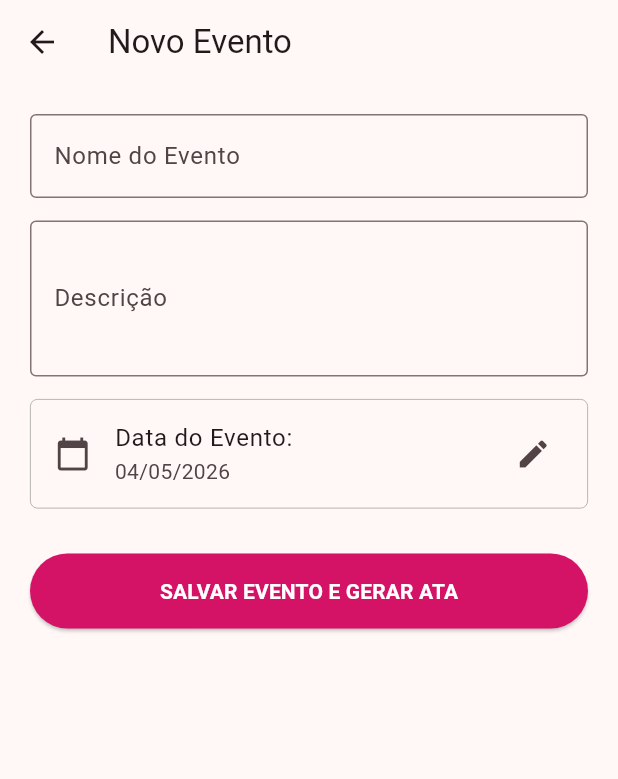
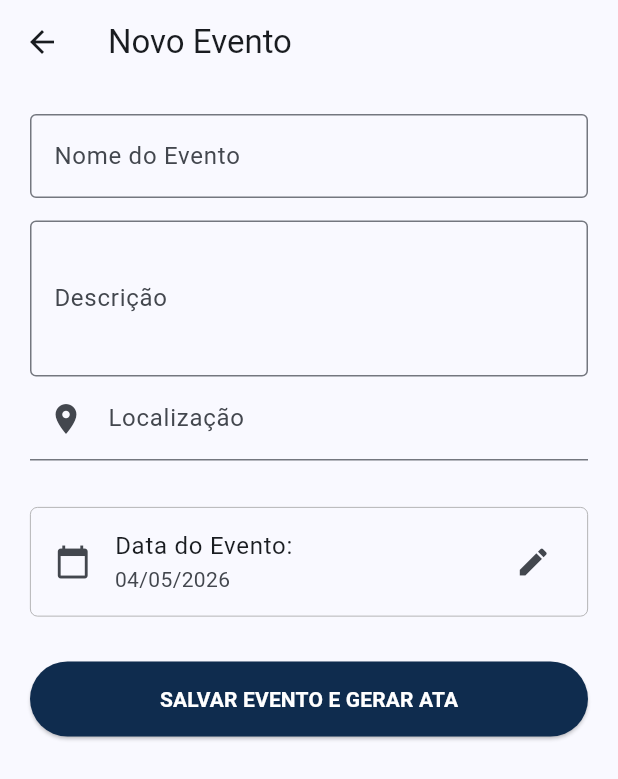
Before and after one commit to ThurPjh/Rotaractjp, a Flutter app: the screen it shows once a user with an empty profile is signed in, after a tap on the "add" icon, on a phone screen of 412 x 824 dp. Shown: the top 779 px of the screen. Run offline on Flutter 3.47's test engine with Material 3 defaults, Android fonts, the phone set to English and light mode, and no system bars; our stand-ins replace cloud_firestore, firebase_auth, firebase_core; accounts and stored records are empty.

Commit message:
- foco + ansiedade

```diff
--- a/lib/main.dart
+++ b/lib/main.dart
@@ -13,6 +13,7 @@ import 'package:rotaract_app/screens/atas_screen.dart';
 import 'package:rotaract_app/screens/login_screen.dart';
 import 'package:rotaract_app/screens/perfil_screen.dart';
 import 'package:rotaract_app/screens/form_evento_screen.dart';
+import 'package:rotaract_app/screens/eventos_screen.dart';
 
 void main() async {
   WidgetsFlutterBinding.ensureInitialized();
@@ -26,7 +27,7 @@ class RotaractApp extends StatelessWidget {
   @override
   Widget build(BuildContext context) {
     // Cor rosa oficial do Rotaract
-    const Color rosaOficial = Color.fromRGBO(212, 19, 103, 1);
+    const Color rosaOficial = Color.fromRGBO(15, 44, 78, 1);
 
     return MaterialApp(
       title: 'Rotaract JP',
@@ -89,19 +90,10 @@ class _MainNavigationState extends State<MainNavigation> {
   Widget build(BuildContext context) {
     // Lista de telas principais das abas
     final List<Widget> _screens = [
-      HomeScreen(usuario: widget.usuario), // Nova Home com Notificações
-      const AtasScreen(),
-      // Aba de Presença instrucional
-      const Center(
-        child: Padding(
-          padding: EdgeInsets.all(20.0),
-          child: Text(
-            'Para realizar uma chamada, selecione um evento na aba Atas.',
-            textAlign: TextAlign.center,
-            style: TextStyle(fontSize: 16, color: Colors.grey),
-          ),
-        ),
-      ),
+      HomeScreen(usuario: widget.usuario),
+      AtasScreen(usuario: widget.usuario),
+      const EventosScreen(),
+      // Aba de Presença instruciona
       PerfilScreen(usuario: widget.usuario),
     ];
 
--- a/lib/models/ata_model.dart
+++ b/lib/models/ata_model.dart
@@ -4,6 +4,7 @@ class AtaModel {
   final String id;
   final String titulo;
   final String data;
+  final String local;
   final String conteudo;
   final int quantidadePresentes;
   final List<String> nomesPresentes;
@@ -12,6 +13,7 @@ class AtaModel {
     required this.id,
     required this.titulo,
     required this.data,
+    required this.local,
     required this.conteudo,
     required this.quantidadePresentes,
     required this.nomesPresentes,
@@ -24,6 +26,7 @@ class AtaModel {
       id: doc.id,
       titulo: dataMap?['titulo'] ?? 'Sem título',
       data: dataMap?['data'] ?? '',
+      local: dataMap?['local'] ?? 'Não informado',
       conteudo: dataMap?['conteudo'] ?? '',
       quantidadePresentes: dataMap?['quantidadePresentes'] ?? 0,
       nomesPresentes: List<String>.from(dataMap?['nomesPresentes'] ?? []),
--- a/lib/models/evento_model.dart
+++ b/lib/models/evento_model.dart
@@ -23,7 +23,6 @@ class Evento {
       nome: dataMap?['nome'] ?? 'Evento sem nome',
       descricao: dataMap?['descricao'] ?? '',
       data: dataMap?['data'] ?? '',
-      // Garante que a lista de presenças nunca seja nula
       presencas: List<String>.from(dataMap?['presencas'] ?? []),
     );
   }
--- /dev/null
+++ b/lib/screens/eventos_screen.dart
@@ -0,0 +1,95 @@
+import 'package:flutter/material.dart';
+import '../models/evento_model.dart';
+import '../services/database.dart';
+import 'presenca_screen.dart';
+
+class EventosScreen extends StatelessWidget {
+  const EventosScreen({super.key});
+
+  @override
+  Widget build(BuildContext context) {
+    final Color rosaOficial = Theme.of(context).primaryColor;
+
+    return Column(
+      children: [
+        // Cabeçalho da Lista de Chamada
+        Container(
+          width: double.infinity,
+          padding: const EdgeInsets.fromLTRB(25, 50, 25, 25),
+          decoration: BoxDecoration(
+            color: rosaOficial,
+            borderRadius: const BorderRadius.vertical(bottom: Radius.circular(35)),
+          ),
+          child: const Column(
+            children: [
+              Text(
+                "Lista de Chamada",
+                style: TextStyle(fontSize: 24, fontWeight: FontWeight.bold, color: Colors.white)
+              ),
+              SizedBox(height: 8),
+              Text(
+                "Selecione o evento para marcar presença",
+                style: TextStyle(fontSize: 16, color: Colors.white70),
+              ),
+            ],
+          ),
+        ),
+
+        const SizedBox(height: 10),
+
+        // Lista de Eventos (O código antigo que você gostava)
+        Expanded(
+          child: StreamBuilder<List<Evento>>(
+            stream: DatabaseService().eventos,
+            builder: (context, snapshot) {
+              if (snapshot.connectionState == ConnectionState.waiting) {
+                return const Center(child: CircularProgressIndicator());
+              }
+
+              if (!snapshot.hasData || snapshot.data!.isEmpty) {
+                return const Center(child: Text('Nenhum evento cadastrado para chamada.'));
+              }
+
+              final listaEventos = snapshot.data!;
+
+              return ListView.builder(
+                padding: const EdgeInsets.symmetric(horizontal: 16, vertical: 10),
+                itemCount: listaEventos.length,
+                itemBuilder: (context, index) {
+                  final evento = listaEventos[index];
+                  return Card(
+                    elevation: 2,
+                    margin: const EdgeInsets.only(bottom: 12),
+                    shape: RoundedRectangleBorder(borderRadius: BorderRadius.circular(12)),
+                    child: ListTile(
+                      contentPadding: const EdgeInsets.all(16),
+                      leading: CircleAvatar(
+                        backgroundColor: rosaOficial.withOpacity(0.1),
+                        child: Icon(Icons.how_to_reg, color: rosaOficial), // Ícone de presença
+                      ),
+                      title: Text(evento.nome, style: const TextStyle(fontWeight: FontWeight.bold)),
+                      subtitle: Padding(
+                        padding: const EdgeInsets.only(top: 8.0),
+                        child: Text(evento.descricao),
+                      ),
+                      trailing: const Icon(Icons.chevron_right),
+                      onTap: () {
+                        // Navega para a tela de marcar presença!
+                        Navigator.push(
+                          context,
+                          MaterialPageRoute(
+                            builder: (context) => PresencaScreen(evento: evento),
+                          ),
+                        );
+                      },
+                    ),
+                  );
+                },
+              );
+            },
+          ),
+        ),
+      ],
+    );
+  }
+}
--- a/lib/screens/form_evento_screen.dart
+++ b/lib/screens/form_evento_screen.dart
@@ -12,6 +12,7 @@ class FormEventoScreen extends StatefulWidget {
 class _FormEventoScreenState extends State<FormEventoScreen> {
   final _nomeController = TextEditingController();
   final _descController = TextEditingController();
+  final TextEditingController _localController = TextEditingController();
   DateTime _dataSelecionada = DateTime.now();
 
   // Função para abrir o calendário do Flutter
@@ -64,6 +65,17 @@ class _FormEventoScreenState extends State<FormEventoScreen> {
                 border: OutlineInputBorder(),
               ),
             ),
+
+            TextFormField(
+              controller: _localController,
+              decoration: const InputDecoration(
+                labelText: 'Localização',
+                prefixIcon: Icon(Icons.location_on),
+              ),
+              validator: (value) =>
+                  value!.isEmpty ? 'Por favor, insira o local' : null,
+            ),
+            const SizedBox(height: 16),
             const SizedBox(height: 15),
 
             // Seletor de Data Visual
@@ -98,11 +110,15 @@ class _FormEventoScreenState extends State<FormEventoScreen> {
                   _nomeController.text,
                   _descController.text,
                   _dataSelecionada,
+                  _localController.text,
                 );
 
                 if (mounted) Navigator.pop(context);
               },
-              child: const Text("SALVAR EVENTO E GERAR ATA", style: TextStyle(fontWeight: FontWeight.bold)),
+              child: const Text(
+                "SALVAR EVENTO E GERAR ATA",
+                style: TextStyle(fontWeight: FontWeight.bold),
+              ),
             ),
           ],
         ),
--- a/lib/screens/home_screen.dart
+++ b/lib/screens/home_screen.dart
@@ -3,11 +3,13 @@ import '../models/usuario_model.dart';
 import '../models/ata_model.dart';
 import '../models/evento_model.dart';
 import '../services/database.dart';
+import 'package:intl/intl.dart';
 
 class HomeScreen extends StatelessWidget {
   final UsuarioModel usuario;
 
   const HomeScreen({super.key, required this.usuario});
+
 
   @override
   Widget build(BuildContext context) {
@@ -48,7 +50,7 @@ class HomeScreen extends StatelessWidget {
               ),
               CircleAvatar(
                 radius: 25,
-                backgroundColor: Colors.amber[300],
+                backgroundColor: const Color.fromARGB(255, 200, 200, 197),
                 child: Text(
                   iniciais,
                   style: TextStyle(color: corPrimaria, fontWeight: FontWeight.bold, fontSize: 18),
@@ -69,7 +71,7 @@ class HomeScreen extends StatelessWidget {
 
         const SizedBox(height: 10),
 
-        // BUSCA DE DADOS REAIS DO FIREBASE
+        // BUSCA DE DADOS DO FIREBASE
         Expanded(
           child: StreamBuilder<List<AtaModel>>(
             stream: DatabaseService().atas,
@@ -83,10 +85,11 @@ class HomeScreen extends StatelessWidget {
                   // 1. Notificação de Ata Real
                   if (ataSnapshot.hasData && ataSnapshot.data!.isNotEmpty) {
                     final ultimaAta = ataSnapshot.data!.first;
+                    final dataFotmatada = DateFormat('dd/MM/yyyy').format(DateTime.now());
                     notificacoes.add(_buildNotificacaoItem(
                       corBolinha: Colors.blue,
                       titulo: 'Ata publicada: ${ultimaAta.titulo}',
-                      subtitulo: 'Registrada em ${ultimaAta.data}',
+                      subtitulo: 'Registrada em ${dataFotmatada}',
                     ));
                   }
 
@@ -96,7 +99,7 @@ class HomeScreen extends StatelessWidget {
                     notificacoes.add(_buildNotificacaoItem(
                       corBolinha: Colors.orange,
                       titulo: 'Próximo Evento: ${proximoEvento.nome}',
-                      subtitulo: 'Data: ${proximoEvento.descricao}', // ou use o campo de data se tiver
+                      subtitulo: 'Data: ${proximoEvento.data}',
                     ));
                   }
 
--- a/lib/services/database.dart
+++ b/lib/services/database.dart
@@ -16,12 +16,13 @@ class DatabaseService {
   }
 
   // Adiciona evento e cria a ata vinculada
-  Future<void> addEvento(String nome, String descricao, DateTime data) async {
+  Future<void> addEvento(String nome, String descricao, DateTime data, String local) async {
     String dataFormatada = "${data.day.toString().padLeft(2, '0')}/${data.month.toString().padLeft(2, '0')}/${data.year}";
 
     await eventosCollection.add({
       'nome': nome,
       'descricao': descricao,
+      'local': local,
       'data': dataFormatada,
       'presencas': [],
       'criadoEm': FieldValue.serverTimestamp(),
@@ -30,7 +31,8 @@ class DatabaseService {
     await atasCollection.add({
       'titulo': "Ata: $nome",
       'data': dataFormatada,
-      'conteudo': "Registro da reunião de $nome.",
+      'local': local,
+      'conteudo': descricao,
       'quantidadePresentes': 0,
       'nomesPresentes': [],
       'criadoEm': FieldValue.serverTimestamp(),
@@ -61,12 +63,22 @@ class DatabaseService {
   }
 
   Stream<List<AtaModel>> get atas {
-    return atasCollection.snapshots().map((snapshot) =>
-        snapshot.docs.map((doc) => AtaModel.fromFirestore(doc)).toList());
-  }
+  return atasCollection
+      .orderBy('criadoEm', descending: true)
+      .snapshots()
+      .map((snapshot) =>
+          snapshot.docs.map((doc) => AtaModel.fromFirestore(doc)).toList());
+}
 
   Stream<List<UsuarioModel>> get membros {
     return usuariosCollection.snapshots().map((snapshot) =>
         snapshot.docs.map((doc) => UsuarioModel.fromFirestore(doc)).toList());
   }
+
+  // Função para editar o conteúdo da ata
+  Future<void> atualizarConteudoAta(String ataId, String novoConteudo) async {
+    await atasCollection.doc(ataId).update({
+      'conteudo': novoConteudo,
+    });
+  }
 }
```
Also changed, not shown: lib/screens/atas_screen.dart (+34 -13 lines), lib/screens/ler_ata_screen.dart (+95 -5 lines), flutter_01.png (added).
